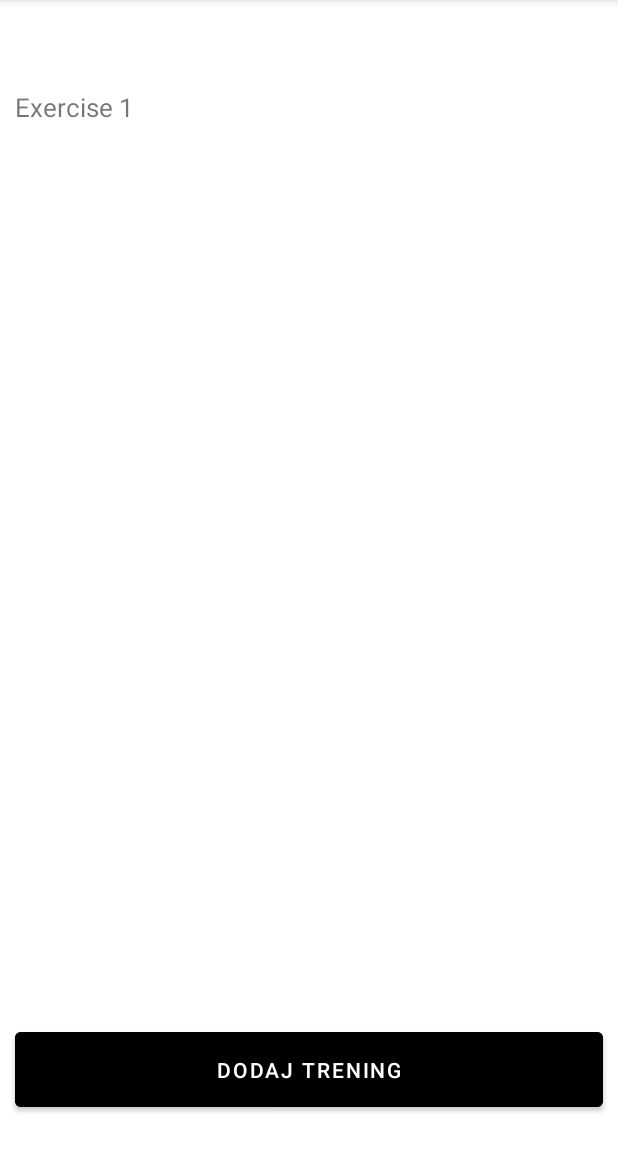
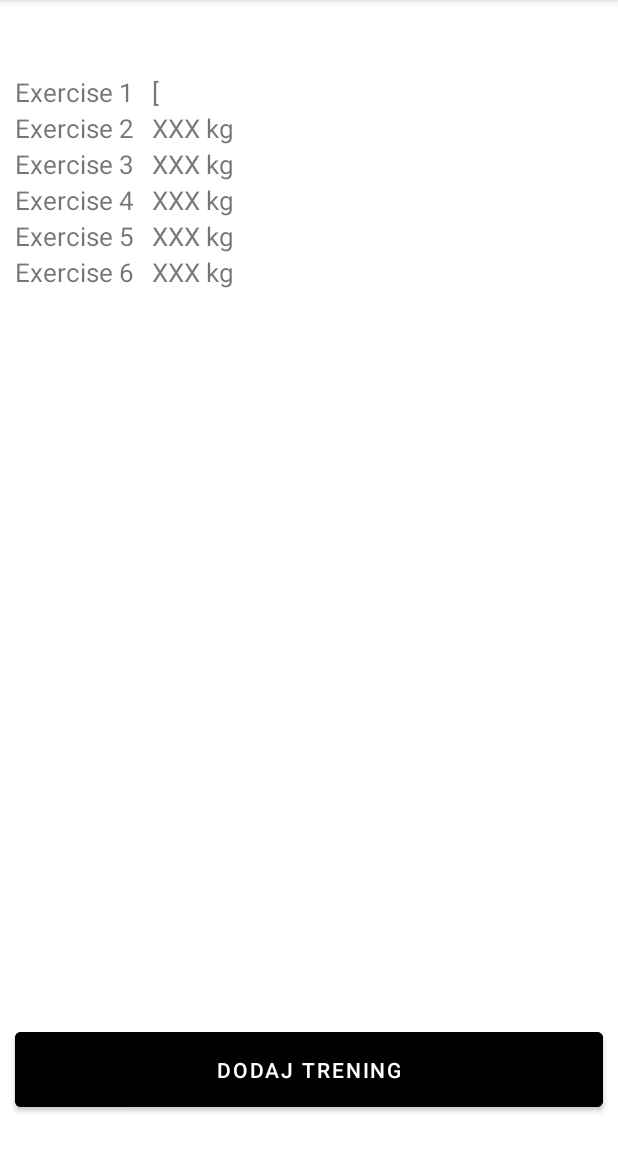
Before and after one commit to krezel/GymTrackerApp, an Android app: the TrainingAdd screen opened directly, with no data from a screen before it, after a tap on "ZAPISZ TRENING", on a phone screen of 412 x 824 dp, the part 84-1236 px from its top. Run offline under Robolectric (Android 15) with nearby library versions, the phone set to English and light mode, and no system bars; 1 statement that could not run was skipped.

Commit message:
dodanie kg

```diff
--- a/app/src/main/java/com/example/gymtracker/MainActivity.kt
+++ b/app/src/main/java/com/example/gymtracker/MainActivity.kt
@@ -15,13 +15,19 @@ class MainActivity : AppCompatActivity() {
         val tvData = findViewById<TextView>(R.id.tv_date)
         val tvEx = findViewById<TextView>(R.id.tv_exercise)
         val tvKg = findViewById<TextView>(R.id.tv_kg)
+        val tvKg2 = findViewById<TextView>(R.id.tv_kg2)
+        val tvKg3 = findViewById<TextView>(R.id.tv_kg3)
+        val tvKg4 = findViewById<TextView>(R.id.tv_kg4)
+        val tvKg5 = findViewById<TextView>(R.id.tv_kg5)
+        val tvKg6 = findViewById<TextView>(R.id.tv_kg6)
         btnAdd.setOnClickListener {
             newActivity()
         }
         val listaCwiczen = intent.getStringArrayListExtra("cwiczenie")
         tvEx.text = listaCwiczen?.get(6)
         tvData.text = intent.getStringExtra("data")
-        tvKg.text = intent.getStringExtra("ciezar")
+        val listaCiezarow = intent.getStringArrayListExtra("ciezar").toString()
+        tvKg.text = listaCiezarow[0].toString()
     }
     private fun newActivity(){
         val intent1 = Intent(this, TrainingAdd::class.java)
--- a/app/src/main/java/com/example/gymtracker/TrainingAdd.kt
+++ b/app/src/main/java/com/example/gymtracker/TrainingAdd.kt
@@ -12,7 +12,7 @@ class TrainingAdd : AppCompatActivity() {
     private var dataText: TextView? = null
     var wybranaData:String? = null
     var listExercise = arrayListOf<String>()
-    var listWeight:String? = null
+    var listWeight = arrayListOf<String>()
     override fun onCreate(savedInstanceState: Bundle?) {
         super.onCreate(savedInstanceState)
         setContentView(R.layout.activity_training_add)
@@ -25,20 +25,12 @@ class TrainingAdd : AppCompatActivity() {
         val spinner6 = findViewById<Spinner>(R.id.spinner6)
         val btnDate = findViewById<Button>(R.id.btn_dodaj_date)
         val kgInput = findViewById<EditText>(R.id.et_kg_dodaj)
+        val kgInput2 = findViewById<EditText>(R.id.et_kg_dodaj2)
+        val kgInput3 = findViewById<EditText>(R.id.et_kg_dodaj3)
+        val kgInput4 = findViewById<EditText>(R.id.et_kg_dodaj4)
+        val kgInput5 = findViewById<EditText>(R.id.et_kg_dodaj5)
+        val kgInput6 = findViewById<EditText>(R.id.et_kg_dodaj6)
         dataText = findViewById(R.id.tv_date_dodaj)
-        ArrayAdapter.createFromResource(
-            this,
-            R.array.exercise_array,
-            android.R.layout.simple_spinner_item
-        ).also { adapter ->
-            adapter.setDropDownViewResource(android.R.layout.simple_spinner_dropdown_item)
-            spinner.adapter = adapter
-            spinner2.adapter = adapter
-            spinner3.adapter = adapter
-            spinner4.adapter = adapter
-            spinner5.adapter = adapter
-            spinner6.adapter = adapter
-        }
         spin(spinner)
         spin(spinner2)
         spin(spinner3)
@@ -49,14 +41,19 @@ class TrainingAdd : AppCompatActivity() {
             klikDatePicker()
         }
         btnZapisz.setOnClickListener {
-            listWeight = kgInput.text.toString()
+            listWeight.add(kgInput.text.toString())
+            listWeight.add(kgInput2.text.toString())
+            listWeight.add(kgInput3.text.toString())
+            listWeight.add(kgInput4.text.toString())
+            listWeight.add(kgInput5.text.toString())
+            listWeight.add(kgInput6.text.toString())
             oldActivity()
         }
     }
     private fun oldActivity(){
         val intent = Intent(this, MainActivity::class.java)
         intent.putStringArrayListExtra("cwiczenie",listExercise)
-        intent.putExtra("ciezar",listWeight)
+        intent.putStringArrayListExtra("ciezar",listWeight)
         intent.putExtra("data",wybranaData)
         startActivity(intent)
     }
--- a/app/src/main/res/layout/activity_main.xml
+++ b/app/src/main/res/layout/activity_main.xml
@@ -25,7 +25,7 @@
                 android:layout_width="wrap_content"
                 android:layout_height="match_parent"
                 android:orientation="horizontal"
-                android:layout_margin="10dp">
+                android:layout_marginStart="10dp">
                 <TextView
                     android:id="@+id/tv_exercise"
                     android:layout_width="match_parent"
@@ -34,6 +34,101 @@
                     android:textSize="17sp"/>
                 <TextView
                     android:id="@+id/tv_kg"
+                    android:layout_width="match_parent"
+                    android:layout_height="wrap_content"
+                    android:text="XXX kg"
+                    android:textSize="17sp"
+                    android:layout_marginStart="12dp"/>
+            </LinearLayout>
+            <LinearLayout
+                android:layout_width="wrap_content"
+                android:layout_height="match_parent"
+                android:orientation="horizontal"
+                android:layout_marginStart="10dp">
+                <TextView
+                    android:id="@+id/tv_exercise2"
+                    android:layout_width="match_parent"
+                    android:layout_height="wrap_content"
+                    android:text="Exercise 2"
+                    android:textSize="17sp"/>
+                <TextView
+                    android:id="@+id/tv_kg2"
+                    android:layout_width="match_parent"
+                    android:layout_height="wrap_content"
+                    android:text="XXX kg"
+                    android:textSize="17sp"
+                    android:layout_marginStart="12dp"/>
+            </LinearLayout>
+            <LinearLayout
+                android:layout_width="wrap_content"
+                android:layout_height="match_parent"
+                android:orientation="horizontal"
+                android:layout_marginStart="10dp">
+                <TextView
+                    android:id="@+id/tv_exercise3"
+                    android:layout_width="match_parent"
+                    android:layout_height="wrap_content"
+                    android:text="Exercise 3"
+                    android:textSize="17sp"/>
+                <TextView
+                    android:id="@+id/tv_kg3"
+                    android:layout_width="match_parent"
+                    android:layout_height="wrap_content"
+                    android:text="XXX kg"
+                    android:textSize="17sp"
+                    android:layout_marginStart="12dp"/>
+            </LinearLayout>
+            <LinearLayout
+                android:layout_width="wrap_content"
+                android:layout_height="match_parent"
+                android:orientation="horizontal"
+                android:layout_marginStart="10dp">
+                <TextView
+                    android:id="@+id/tv_exercise4"
+                    android:layout_width="match_parent"
+                    android:layout_height="wrap_content"
+                    android:text="Exercise 4"
+                    android:textSize="17sp"/>
+                <TextView
+                    android:id="@+id/tv_kg4"
+                    android:layout_width="match_parent"
+                    android:layout_height="wrap_content"
+                    android:text="XXX kg"
+                    android:textSize="17sp"
+                    android:layout_marginStart="12dp"/>
+            </LinearLayout>
+            <LinearLayout
+                android:layout_width="wrap_content"
+                android:layout_height="match_parent"
+                android:orientation="horizontal"
+                android:layout_marginStart="10dp">
+                <TextView
+                    android:id="@+id/tv_exercise5"
+                    android:layout_width="match_parent"
+                    android:layout_height="wrap_content"
+                    android:text="Exercise 5"
+                    android:textSize="17sp"/>
+                <TextView
+                    android:id="@+id/tv_kg5"
+                    android:layout_width="match_parent"
+                    android:layout_height="wrap_content"
+                    android:text="XXX kg"
+                    android:textSize="17sp"
+                    android:layout_marginStart="12dp"/>
+            </LinearLayout>
+            <LinearLayout
+                android:layout_width="wrap_content"
+                android:layout_height="match_parent"
+                android:orientation="horizontal"
+                android:layout_marginStart="10dp">
+                <TextView
+                    android:id="@+id/tv_exercise6"
+                    android:layout_width="match_parent"
+                    android:layout_height="wrap_content"
+                    android:text="Exercise 6"
+                    android:textSize="17sp"/>
+                <TextView
+                    android:id="@+id/tv_kg6"
                     android:layout_width="match_parent"
                     android:layout_height="wrap_content"
                     android:text="XXX kg"
--- a/app/src/main/res/layout/activity_training_add.xml
+++ b/app/src/main/res/layout/activity_training_add.xml
@@ -36,6 +36,7 @@
                 android:layout_width="match_parent"
                 android:layout_height="match_parent"
                 android:layout_weight="1"
+                android:entries="@array/exercise_array"
                 android:textSize="17sp"/>
             <EditText
                 android:id="@+id/et_kg_dodaj"
@@ -56,6 +57,7 @@
                 android:layout_width="match_parent"
                 android:layout_height="match_parent"
                 android:layout_weight="1"
+                android:entries="@array/exercise_array"
                 android:textSize="17sp"/>
             <EditText
                 android:id="@+id/et_kg_dodaj2"
@@ -76,6 +78,7 @@
                 android:layout_width="match_parent"
                 android:layout_height="match_parent"
                 android:layout_weight="1"
+                android:entries="@array/exercise_array"
                 android:textSize="17sp"/>
             <EditText
                 android:id="@+id/et_kg_dodaj3"
@@ -96,6 +99,7 @@
                 android:layout_width="match_parent"
                 android:layout_height="match_parent"
                 android:layout_weight="1"
+                android:entries="@array/exercise_array"
                 android:textSize="17sp"/>
             <EditText
                 android:id="@+id/et_kg_dodaj4"
@@ -116,6 +120,7 @@
                 android:layout_width="match_parent"
                 android:layout_height="match_parent"
                 android:layout_weight="1"
+                android:entries="@array/exercise_array"
                 android:textSize="17sp"/>
             <EditText
                 android:id="@+id/et_kg_dodaj5"
@@ -136,6 +141,7 @@
                 android:layout_width="match_parent"
                 android:layout_height="match_parent"
                 android:layout_weight="1"
+                android:entries="@array/exercise_array"
                 android:textSize="17sp"/>
             <EditText
                 android:id="@+id/et_kg_dodaj6"
```
